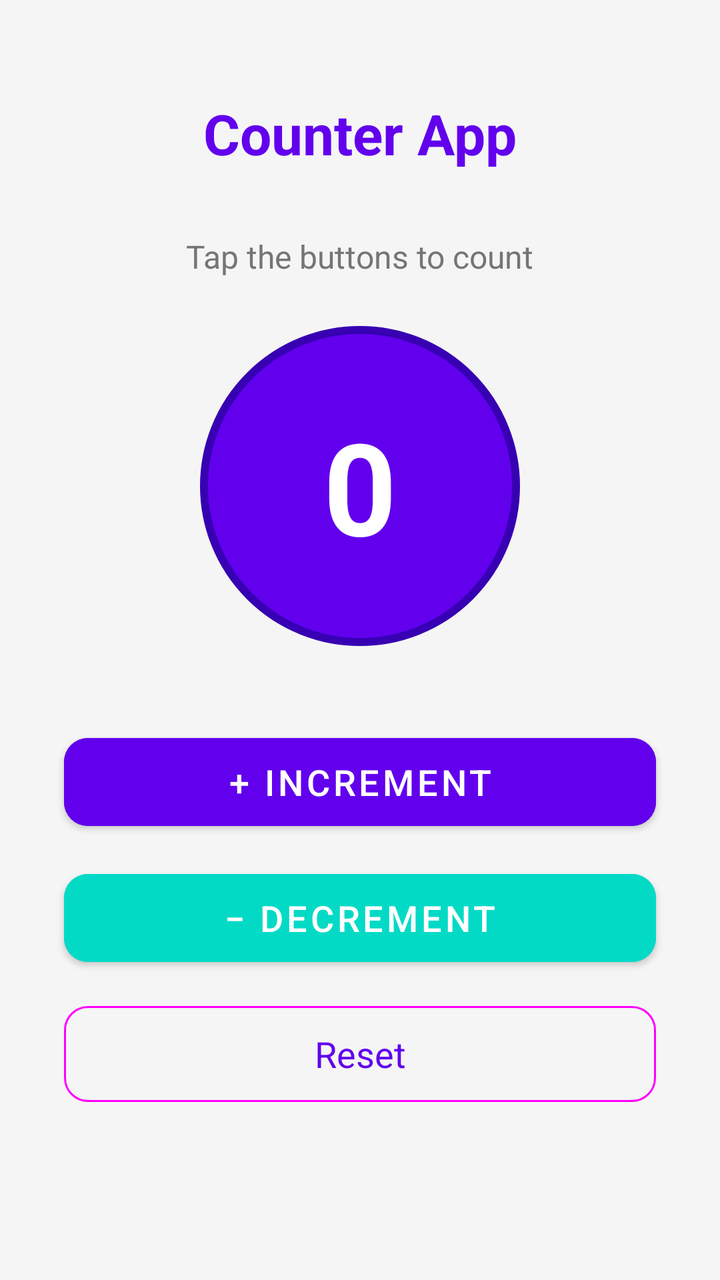
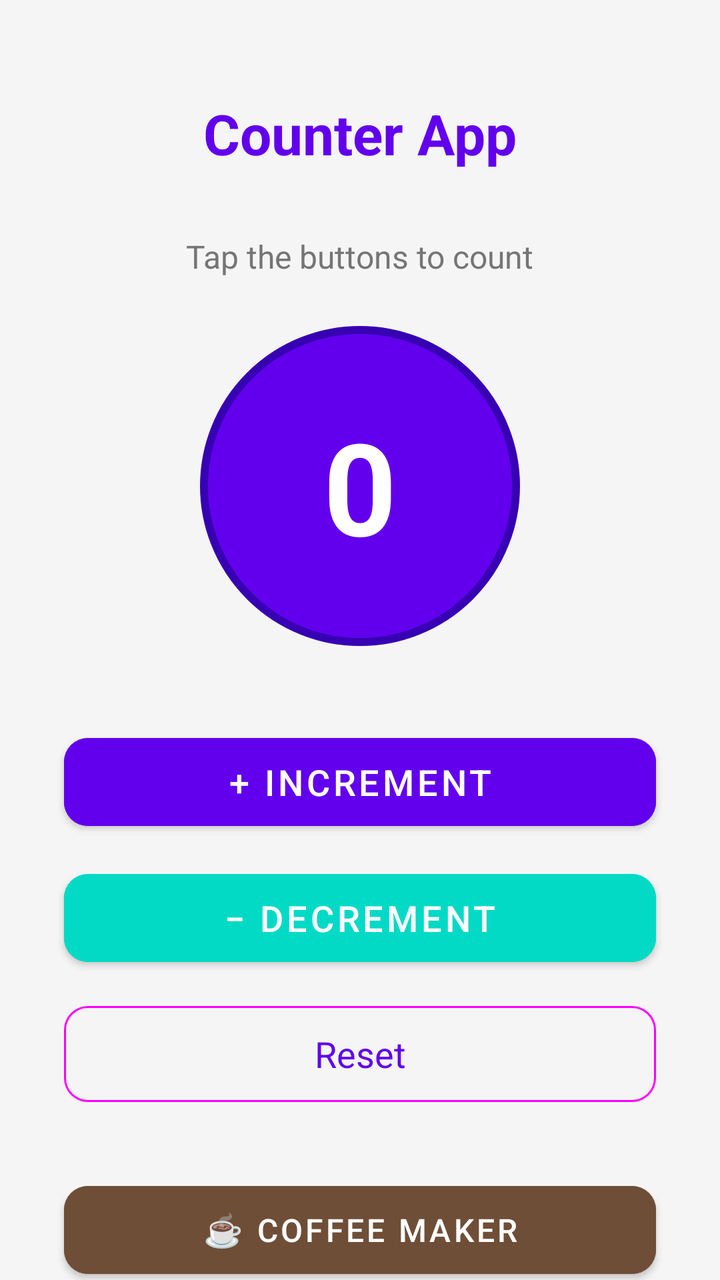

The first picture is an Android layout as it rendered before a commit; the second is the same layout after the commit. The layout source and the unified diff follow.
<!-- AndroidManifest.xml: application theme Theme.MyApp -->
<!-- res/layout/activity_main.xml -->
<?xml version="1.0" encoding="utf-8"?>
<androidx.constraintlayout.widget.ConstraintLayout
    xmlns:android="http://schemas.android.com/apk/res/android"
    xmlns:app="http://schemas.android.com/apk/res-auto"
    xmlns:tools="http://schemas.android.com/tools"
    android:layout_width="match_parent"
    android:layout_height="match_parent"
    android:background="@color/background"
    tools:context=".MainActivity">

    
    <TextView
        android:id="@+id/tv_title"
        android:layout_width="wrap_content"
        android:layout_height="wrap_content"
        android:text="@string/app_name"
        android:textSize="28sp"
        android:textStyle="bold"
        android:textColor="@color/primary"
        app:layout_constraintTop_toTopOf="parent"
        app:layout_constraintStart_toStartOf="parent"
        app:layout_constraintEnd_toEndOf="parent"
        android:layout_marginTop="48dp" />

    
    <TextView
        android:id="@+id/tv_label"
        android:layout_width="wrap_content"
        android:layout_height="wrap_content"
        android:text="@string/counter_label"
        android:textSize="16sp"
        android:textColor="@color/text_secondary"
        app:layout_constraintTop_toBottomOf="@id/tv_title"
        app:layout_constraintStart_toStartOf="parent"
        app:layout_constraintEnd_toEndOf="parent"
        android:layout_marginTop="32dp" />

    
    <TextView
        android:id="@+id/tv_count"
        android:layout_width="160dp"
        android:layout_height="160dp"
        android:text="0"
        android:textSize="64sp"
        android:textStyle="bold"
        android:textColor="@color/white"
        android:gravity="center"
        android:background="@drawable/circle_background"
        app:layout_constraintTop_toBottomOf="@id/tv_label"
        app:layout_constraintStart_toStartOf="parent"
        app:layout_constraintEnd_toEndOf="parent"
        android:layout_marginTop="24dp" />

    
    <com.google.android.material.button.MaterialButton
        android:id="@+id/btn_increment"
        android:layout_width="0dp"
        android:layout_height="56dp"
        android:text="@string/btn_increment"
        android:textSize="18sp"
        app:cornerRadius="12dp"
        android:backgroundTint="@color/primary"
        app:layout_constraintTop_toBottomOf="@id/tv_count"
        app:layout_constraintStart_toStartOf="parent"
        app:layout_constraintEnd_toEndOf="parent"
        android:layout_marginTop="40dp"
        android:layout_marginStart="32dp"
        android:layout_marginEnd="32dp" />

    
    <com.google.android.material.button.MaterialButton
        android:id="@+id/btn_decrement"
        android:layout_width="0dp"
        android:layout_height="56dp"
        android:text="@string/btn_decrement"
        android:textSize="18sp"
        app:cornerRadius="12dp"
        android:backgroundTint="@color/secondary"
        app:layout_constraintTop_toBottomOf="@id/btn_increment"
        app:layout_constraintStart_toStartOf="parent"
        app:layout_constraintEnd_toEndOf="parent"
        android:layout_marginTop="12dp"
        android:layout_marginStart="32dp"
        android:layout_marginEnd="32dp" />

    
    <com.google.android.material.button.MaterialButton
        android:id="@+id/btn_reset"
        android:layout_width="0dp"
        android:layout_height="56dp"
        android:text="@string/btn_reset"
        android:textSize="18sp"
        app:cornerRadius="12dp"
        style="@style/Widget.Material3.Button.OutlinedButton"
        android:strokeColor="@color/primary"
        app:layout_constraintTop_toBottomOf="@id/btn_decrement"
        app:layout_constraintStart_toStartOf="parent"
        app:layout_constraintEnd_toEndOf="parent"
        android:layout_marginTop="12dp"
        android:layout_marginStart="32dp"
        android:layout_marginEnd="32dp" />

</androidx.constraintlayout.widget.ConstraintLayout>
<!-- resources referenced by this layout -->
<resources>
  <color name="background">#F5F5F5</color>
  <color name="primary">#6200EE</color>
  <color name="secondary">#03DAC6</color>
  <color name="text_secondary">#757575</color>
  <color name="white">#FFFFFF</color>
  <!-- drawable circle_background (drawable) -->
  <?xml version="1.0" encoding="utf-8"?>
  <shape xmlns:android="http://schemas.android.com/apk/res/android"
      android:shape="oval">
      <solid android:color="@color/primary" />
      <stroke
          android:width="4dp"
          android:color="@color/primary_dark" />
  </shape>
  <string name="app_name">Counter App</string>
  <string name="btn_decrement">− Decrement</string>
  <string name="btn_increment">+ Increment</string>
  <string name="btn_reset">Reset</string>
  <string name="counter_label">Tap the buttons to count</string>
  <style name="Theme.MyApp" parent="Theme.MaterialComponents.DayNight.DarkActionBar">
          <item name="colorPrimary">@color/primary</item>
          <item name="colorPrimaryVariant">@color/primary_dark</item>
          <item name="colorOnPrimary">@color/white</item>
          <item name="colorSecondary">@color/secondary</item>
          <item name="colorSecondaryVariant">@color/teal_700</item>
          <item name="colorOnSecondary">@color/black</item>
          <item name="android:statusBarColor">@color/primary_dark</item>
      </style>
  <color name="primary_dark">#3700B3</color>
  <color name="teal_700">#FF018786</color>
  <color name="black">#FF000000</color>
</resources>

<!-- the commit's change to res/layout/activity_main.xml (unified diff, before → after) -->
@@ -100,4 +100,20 @@
         android:layout_marginStart="32dp"
         android:layout_marginEnd="32dp" />
 
+    
+    <com.google.android.material.button.MaterialButton
+        android:id="@+id/btn_coffee_maker"
+        android:layout_width="0dp"
+        android:layout_height="56dp"
+        android:text="@string/btn_coffee_maker"
+        android:textSize="16sp"
+        app:cornerRadius="12dp"
+        android:backgroundTint="@color/coffee_brown"
+        app:layout_constraintTop_toBottomOf="@id/btn_reset"
+        app:layout_constraintStart_toStartOf="parent"
+        app:layout_constraintEnd_toEndOf="parent"
+        android:layout_marginTop="32dp"
+        android:layout_marginStart="32dp"
+        android:layout_marginEnd="32dp" />
+
 </androidx.constraintlayout.widget.ConstraintLayout>
<!-- resource entries referenced after the edit -->
@@ -1,6 +1,7 @@
 <!-- resources referenced by this layout -->
 <resources>
   <color name="background">#F5F5F5</color>
+  <color name="coffee_brown">#6F4E37</color>
   <color name="primary">#6200EE</color>
   <color name="secondary">#03DAC6</color>
   <color name="text_secondary">#757575</color>
@@ -15,6 +16,7 @@
           android:color="@color/primary_dark" />
   </shape>
   <string name="app_name">Counter App</string>
+  <string name="btn_coffee_maker">☕ Coffee Maker</string>
   <string name="btn_decrement">− Decrement</string>
   <string name="btn_increment">+ Increment</string>
   <string name="btn_reset">Reset</string>
